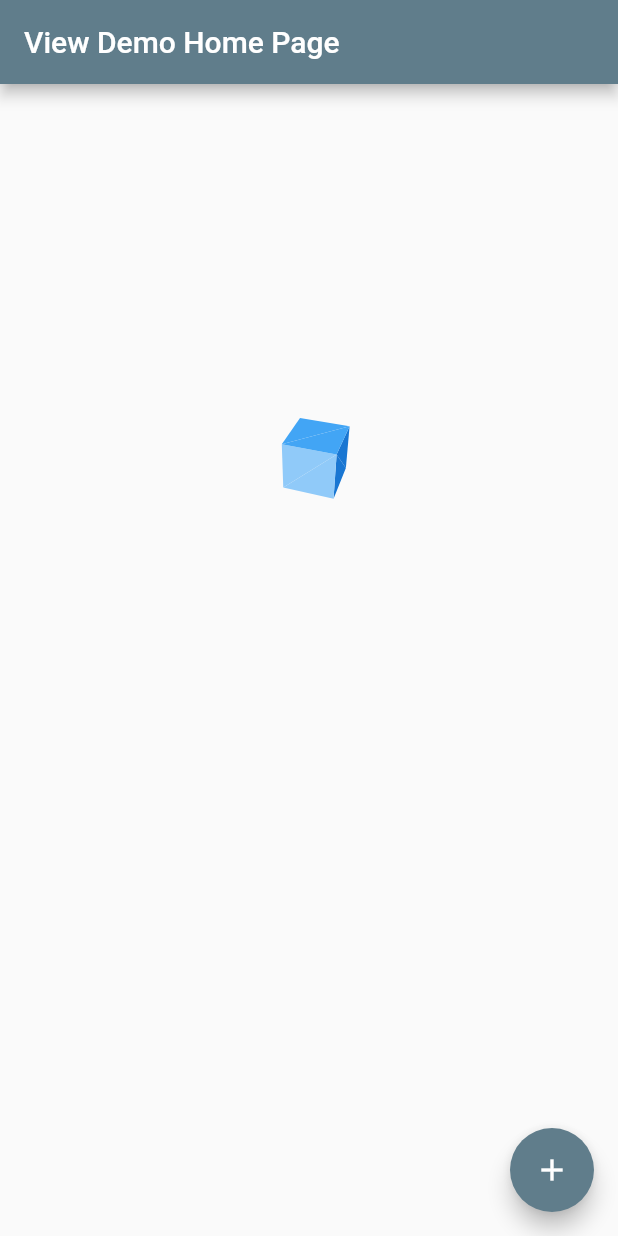
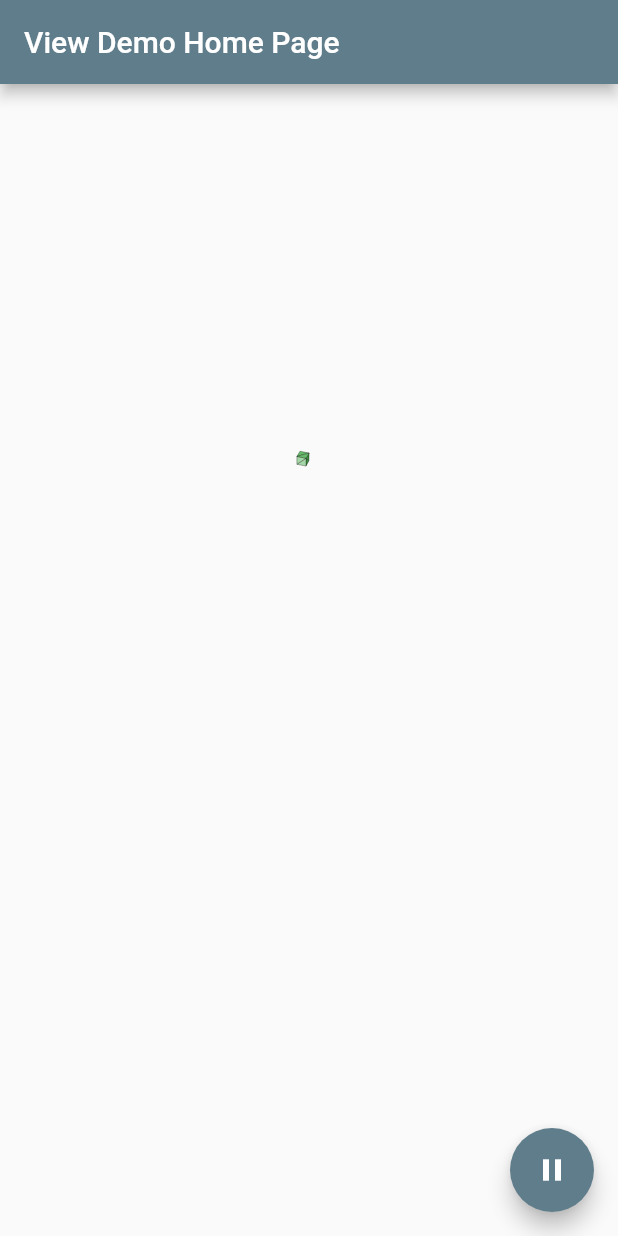
Before and after one commit to TheMarteh/window_test, a Flutter app: the screen it shows after launch, on a phone screen of 412 x 824 dp. Run offline on Flutter 3.47's test engine with Material 2 defaults, Android fonts, the phone set to English and light mode, and no system bars.

Commit message:
added pause play

```diff
--- a/lib/logic/Renderer.dart
+++ b/lib/logic/Renderer.dart
@@ -2,7 +2,6 @@ import 'package:flutter/material.dart';
 import 'package:window_test/globals.dart';
 import 'dart:math';
 import 'dart:ui';
-
 
 class Renderer {
   Vec3D multiplyMatrixVector(final Vec3D i, Vec3D o, Mat4x4 m) {
@@ -38,16 +37,16 @@ class Renderer {
     // with material gradients
     int gradientnum = (lum.abs() * 9).round();
     List<Color> colors = [
-      Colors.blue.shade900,
-      Colors.blue.shade800,
-      Colors.blue.shade700,
-      Colors.blue.shade600,
-      Colors.blue.shade500,
-      Colors.blue.shade400,
-      Colors.blue.shade300,
-      Colors.blue.shade200,
-      Colors.blue.shade100,
-      Colors.blue.shade50,
+      Colors.green.shade900,
+      Colors.green.shade800,
+      Colors.green.shade700,
+      Colors.green.shade600,
+      Colors.green.shade500,
+      Colors.green.shade400,
+      Colors.green.shade300,
+      Colors.green.shade200,
+      Colors.green.shade100,
+      Colors.green.shade50,
     ];
     Color gradientColor = colors[gradientnum];
     Color newColor = Color.fromARGB(baseColor.alpha, baseColor.red - scalenum,
@@ -68,8 +67,8 @@ class Renderer {
     double fNear = 0.1;
     double fFar = 1000.0;
     double fFov = 90.0;
-    double fAspectRatio = (Globals.screenHeight.toDouble()) /
-        Globals.screenWidth.toDouble();
+    double fAspectRatio =
+        (Globals.screenHeight.toDouble()) / Globals.screenWidth.toDouble();
     double fFovRad = 1.0 / tan(fFov * 0.5 / 180.0 * 3.14159265);
 
     // Projection Matrix for projecting the 3d Vertices to a 2d canvas
@@ -121,9 +120,9 @@ class Renderer {
 
       // Move in Z-axis to render the cube in front of the camera
       triTranslated = triRotatedZX;
-      triTranslated.arr[0].z = triRotatedZX.arr[0].z + 8.0;
-      triTranslated.arr[1].z = triRotatedZX.arr[1].z + 8.0;
-      triTranslated.arr[2].z = triRotatedZX.arr[2].z + 8.0;
+      triTranslated.arr[0].z = triRotatedZX.arr[0].z + 40.0;
+      triTranslated.arr[1].z = triRotatedZX.arr[1].z + 40.0;
+      triTranslated.arr[2].z = triRotatedZX.arr[2].z + 40.0;
 
       Vec3D normal = Vec3D(0.0, 0.0, 0.0);
       Vec3D line1 = Vec3D(0.0, 0.0, 0.0);
@@ -186,11 +185,9 @@ class Renderer {
 
         // Scale into view
         triProjected.arr[0].x *= 0.5 * Globals.screenWidth.toDouble();
-        triProjected.arr[0].y *=
-            0.5 * Globals.screenHeight.toDouble();
+        triProjected.arr[0].y *= 0.5 * Globals.screenHeight.toDouble();
         triProjected.arr[1].x *= 0.5 * Globals.screenWidth.toDouble();
-        triProjected.arr[1].y *=
-            0.5 * Globals.screenHeight.toDouble();
+        triProjected.arr[1].y *= 0.5 * Globals.screenHeight.toDouble();
         triProjected.arr[2].x *= 0.5 * Globals.screenWidth.toDouble();
         triProjected.arr[2].y *= 0.5 * Globals.screenHeight.toDouble();
         triProjected.col = col;
@@ -259,36 +256,36 @@ class Mat4x4 {
   }
 }
 
-class ProjectedTriangle {
-  List<Offset> offsets = List<Offset>.filled(3, Offset(0.0, 0.0));
-  List<double> doubles = [];
-  Color color;
-  ProjectedTriangle(double x1, double y1, double x2, double y2, double x3,
-      double y3, this.color) {
-    offsets[0] = Offset(x1, y1);
-    offsets[1] = Offset(x2, y2);
-    offsets[2] = Offset(x3, y3);
-    doubles.add(x1);
-    doubles.add(y1);
-    doubles.add(x2);
-    doubles.add(y2);
-    doubles.add(x3);
-    doubles.add(y3);
-  }
-}
+// class ProjectedTriangle {
+//   List<Offset> offsets = List<Offset>.filled(3, Offset(0.0, 0.0));
+//   List<double> doubles = [];
+//   Color color;
+//   ProjectedTriangle(double x1, double y1, double x2, double y2, double x3,
+//       double y3, this.color) {
+//     offsets[0] = Offset(x1, y1);
+//     offsets[1] = Offset(x2, y2);
+//     offsets[2] = Offset(x3, y3);
+//     doubles.add(x1);
+//     doubles.add(y1);
+//     doubles.add(x2);
+//     doubles.add(y2);
+//     doubles.add(x3);
+//     doubles.add(y3);
+//   }
+// }
 
 class TrisPainter extends CustomPainter {
   //         <-- CustomPainter class
   // final List<ProjectedTriangle> trisToDraw;
   final List<Triangle> trisToRaster;
   bool wireframing;
-  TrisPainter(this.trisToRaster, {this.wireframing = false})
+  TrisPainter(this.trisToRaster, {this.wireframing = true})
       : super(repaint: DrawingController());
   @override
   void paint(Canvas canvas, Size size) {
     final wireframePaint = Paint()
       ..color = Colors.black
-      ..strokeWidth = 1;
+      ..strokeWidth = 0.2;
 
     trisToRaster.sort((t1, t2) {
       double z1 = (t1.arr[0].z + t1.arr[1].z + t1.arr[2].z) / 3.0;
--- a/lib/main.dart
+++ b/lib/main.dart
@@ -38,7 +38,8 @@ class _MyHomePageState extends State<MyHomePage> {
   double time = 100.0;
   Mesh object = Cube().MeshCube;
   late Timer _timer;
-  ObjConverter o = ObjConverter('assets/teapot.obj');
+  bool paused = false;
+  ObjConverter o = ObjConverter('assets/teddybear.obj');
 
   // Stopwatch s = Stopwatch();
 
@@ -51,19 +52,20 @@ class _MyHomePageState extends State<MyHomePage> {
     // List<ProjectedTriangle> trisToDraw = Renderer().project(Cube.MeshCube);
 
     _timer = Timer.periodic(Duration(milliseconds: 33), (Timer t) {
-      tick();
+      if (!paused) {
+        tick();
+      }
     });
 
     o.getMesh().then((Mesh obj) {
       object = obj;
       print("obj should be loaded");
-      });
+    });
     super.initState();
-
   }
 
   @override
-  void dispose(){
+  void dispose() {
     _timer.cancel();
     super.dispose();
   }
@@ -79,9 +81,9 @@ class _MyHomePageState extends State<MyHomePage> {
         painter: TrisPainter(Renderer().project(object, time / 20)),
       ),
       floatingActionButton: FloatingActionButton(
-        onPressed: tick,
-        tooltip: 'Loop',
-        child: const Icon(Icons.add),
+        onPressed: () => paused = !paused,
+        tooltip: 'Play/Pause',
+        child: paused ? const Icon(Icons.play_arrow) : const Icon(Icons.pause),
       ),
     );
   }
--- a/pubspec.yaml
+++ b/pubspec.yaml
@@ -59,6 +59,9 @@ flutter:
   # To add assets to your application, add an assets section, like this:
   assets:
     - assets/teapot.obj
+    - assets/teddybear.obj
+    - assets/cow.obj
+    - assets/pumpkin.obj
     # - assets/
   #   - images/a_dot_burr.jpeg
   #   - images/a_dot_ham.jpeg
```
Also changed, not shown: lib/logic/ObjConverter.dart (+5 -4 lines), 3 other files.
